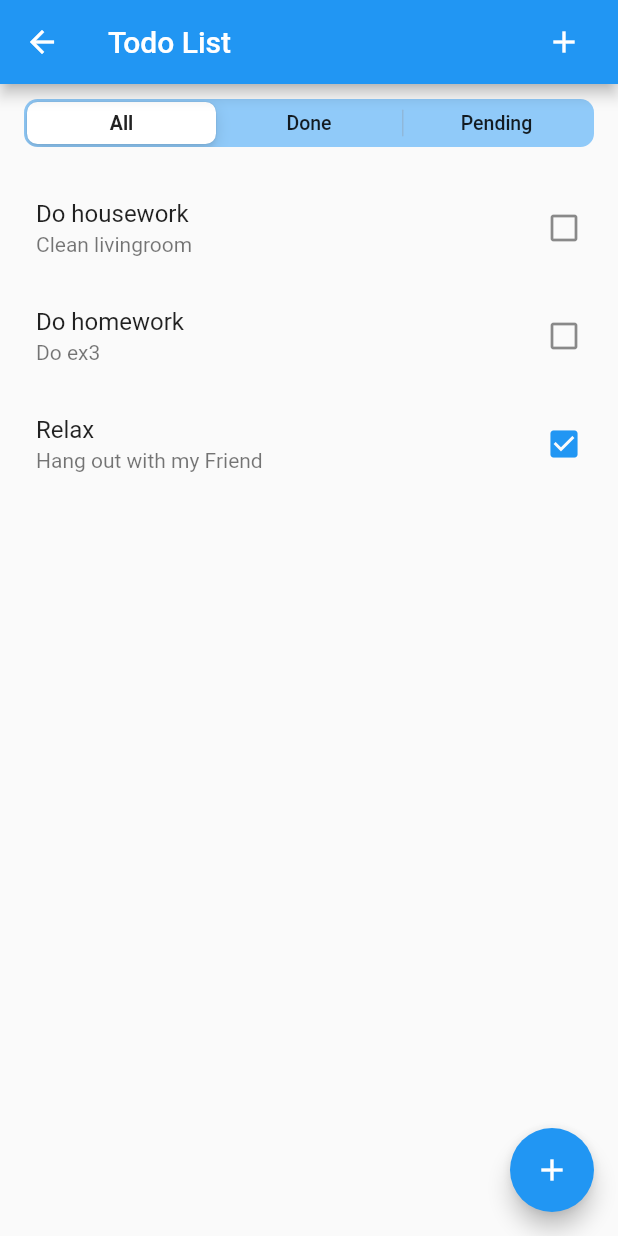
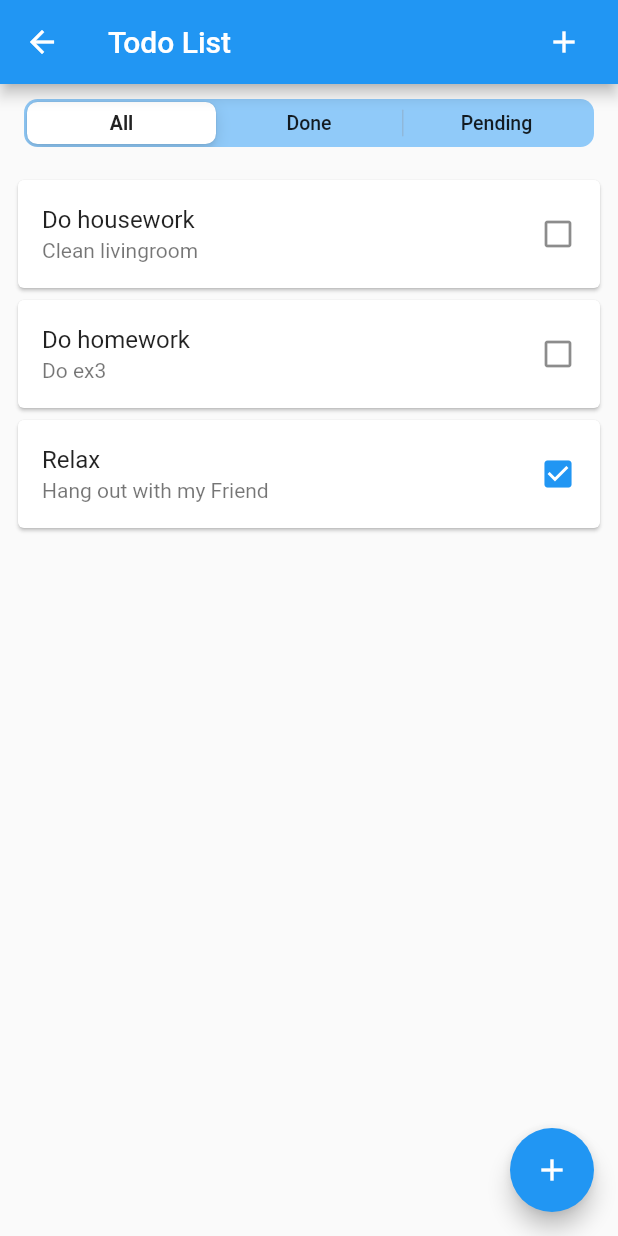
Before and after one commit to NguyenTanPhucK11/flutter-200lab, a Flutter app: the screen it shows after launch, after a tap on "Ex3", on a phone screen of 412 x 824 dp. Run offline on Flutter 3.47's test engine with Material 2 defaults, Android fonts, the phone set to English and light mode, and no system bars.

Commit message:
day2-ex3 : Card

```diff
--- a/lib/screens/Day2/ex3_screen.dart
+++ b/lib/screens/Day2/ex3_screen.dart
@@ -12,7 +12,7 @@ class TodoList extends StatefulWidget {
 }
 
 class _TodoListState extends State<TodoList> {
-  int filter = 0;
+  String filter = 'All';
   @override
   Widget build(BuildContext context) {
     return Scaffold(
@@ -38,12 +38,13 @@ class _TodoListState extends State<TodoList> {
           width: 400,
           child: CupertinoSlidingSegmentedControl(
               groupValue: filter,
-              backgroundColor:
-                  filter == 2 ? Colors.red.shade200 : Colors.blue.shade200,
-              children: const <int, Widget>{
-                0: Text('All'),
-                1: Text('Done'),
-                2: Text('Pending'),
+              backgroundColor: filter == 'Pending'
+                  ? Colors.red.shade200
+                  : Colors.blue.shade200,
+              children: const <String, Widget>{
+                'All': Text('All'),
+                'Done': Text('Done'),
+                'Pending': Text('Pending'),
               },
               onValueChanged: (value) {
                 setState(() {
--- a/lib/screens/exercise_screen.dart
+++ b/lib/screens/exercise_screen.dart
@@ -19,7 +19,7 @@ class Exercise extends StatelessWidget {
                 MaterialPageRoute(
                   builder: (context) => Exercise1(),
                 )),
-            child: Text('Ex1'),
+            child: Text('Ex11111112'),
           ),
           RaisedButton(
             onPressed: () => Navigator.push(
--- a/lib/widgets/todolist-widget.dart
+++ b/lib/widgets/todolist-widget.dart
@@ -6,7 +6,7 @@ import 'package:provider/provider.dart';
 class TodoListView extends StatefulWidget {
   @override
   _TodoListViewState createState() => _TodoListViewState();
-  final int filter;
+  final String filter;
   TodoListView({Key key, @required this.filter}) : super(key: key);
 }
 
@@ -19,9 +19,9 @@ class _TodoListViewState extends State<TodoListView> {
       itemCount: _todos.length,
       itemBuilder: (BuildContext context, int index) {
         final _item = _todos[index];
-        return widget.filter == 0
+        return widget.filter == 'All'
             ? listTileTodo(_todos, index)
-            : (widget.filter == 1
+            : (widget.filter == 'Done'
                 ? (_item.isDone ? listTileTodo(_todos, index) : Container())
                 : !_item.isDone
                     ? listTileTodo(_todos, index)
@@ -42,6 +42,7 @@ class _TodoListViewState extends State<TodoListView> {
             SnackBar(content: Text("Deleted todo ${_todos[index].title}")));
       },
       background: Container(color: Colors.red),
+      child: Card(
         child: ListTile(
           trailing: Icon(
             _todos[index].isDone
@@ -65,6 +66,7 @@ class _TodoListViewState extends State<TodoListView> {
             });
           },
         ),
+      ),
     );
   }
 }
```
Also changed, not shown: lib/screens/Day1/ex1_screen.dart (+7 -0 lines), lib/screens/Day2/add_todo_screen.dart (+7 -7 lines). Lines whose indentation alone changed are shown as unchanged.
